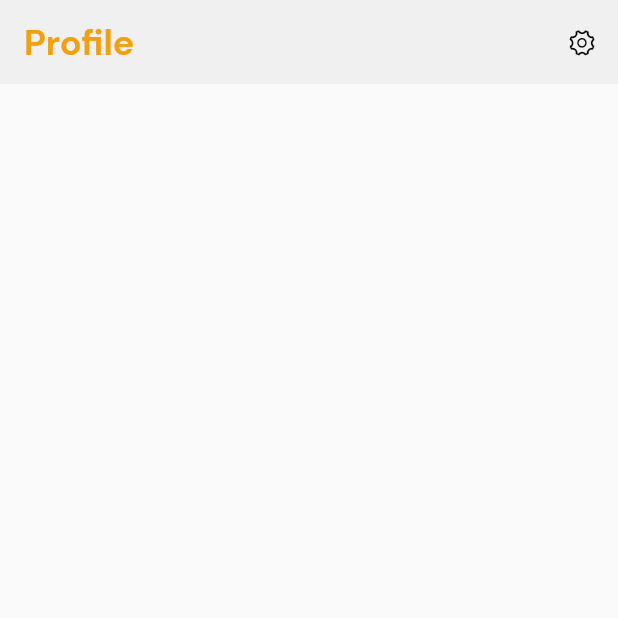
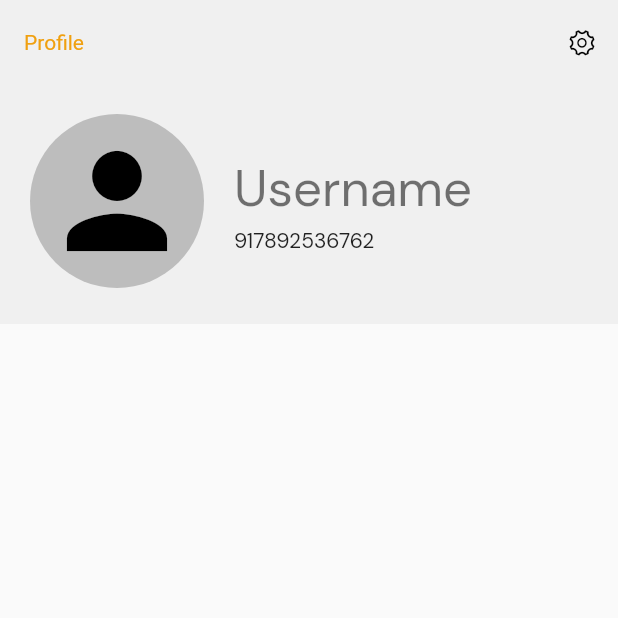
Before and after one commit to ninjaasmoke/ChatMe, a Flutter app: the ProfilePage screen opened directly, on a phone screen of 412 x 824 dp, the top half of it. Run offline on Flutter 3.47's test engine with Material 2 defaults, Android fonts, the phone set to English and light mode, and no system bars.

Commit message:
ProfilePage skeleton

```diff
--- a/lib/Pages/ProfilePage.dart
+++ b/lib/Pages/ProfilePage.dart
@@ -26,6 +26,50 @@ class _ProfilePageState extends State<ProfilePage> {
                 })
           ],
         ),
-    );
+        body: Column(children: [
+          Container(
+            width: MediaQuery.of(context).size.width,
+            color: Theme.of(context).appBarTheme.backgroundColor,
+            child: Row(
+              mainAxisSize: MainAxisSize.max,
+              mainAxisAlignment: MainAxisAlignment.start,
+              children: [
+                Container(
+                  margin: EdgeInsets.fromLTRB(20, 20, 8, 24),
+                  decoration: BoxDecoration(
+                      color: Colors.grey[400],
+                      borderRadius: BorderRadius.circular(100)),
+                  padding: EdgeInsets.all(8),
+                  child: Icon(
+                    Icons.person,
+                    color: Colors.black,
+                    size: 100,
+                  ),
+                ),
+                Padding(
+                  padding: const EdgeInsets.all(12.0),
+                  child: Column(
+                    mainAxisSize: MainAxisSize.min,
+                    mainAxisAlignment: MainAxisAlignment.center,
+                    crossAxisAlignment: CrossAxisAlignment.start,
+                    children: [
+                      Text(
+                        "Username",
+                        style: Theme.of(context).textTheme.headline4,
+                      ),
+                      SizedBox(
+                        height: 4,
+                      ),
+                      Text(
+                        "917892536762",
+                        style: Theme.of(context).textTheme.bodyText1,
+                      ),
+                    ],
+                  ),
+                )
+              ],
+            ),
+          )
+        ]));
   }
 }
--- a/lib/Theme/ThemeDart.dart
+++ b/lib/Theme/ThemeDart.dart
@@ -20,12 +20,7 @@ ThemeData lightTheme = ThemeData(
   pageTransitionsTheme: pageTransitionsTheme,
   appBarTheme: AppBarTheme(
     backgroundColor: Color(0xfff0f0f0),
-    textTheme: TextTheme(
-        headline6: TextStyle(
-            fontFamily: 'DMSans',
-            color: Color(0xfff0a010),
-            fontSize: 24,
-            fontWeight: FontWeight.w700)),
+    textTheme: TextTheme(headline6: TextStyle(color: Color(0xfff0a010))),
     elevation: 0,
   ),
 );
@@ -33,7 +28,7 @@ ThemeData lightTheme = ThemeData(
 ThemeData darkTheme = ThemeData(
   fontFamily: 'DMSans',
   brightness: Brightness.dark,
-  backgroundColor: Color(0xff181818),
+  backgroundColor: Color(0xff121212),
   pageTransitionsTheme: pageTransitionsTheme,
   textTheme: TextTheme(
       bodyText1: TextStyle(
@@ -41,17 +36,19 @@ ThemeData darkTheme = ThemeData(
       ),
       bodyText2: TextStyle(color: Colors.grey),
       subtitle2: TextStyle(color: Colors.grey, fontSize: 12),
+      headline4: TextStyle(
+          color: Colors.grey[100], fontSize: 24, fontWeight: FontWeight.w700),
       headline6: TextStyle(
           fontFamily: 'DMSans',
           color: Color(0xfff0f0f0),
           fontSize: 24,
           fontWeight: FontWeight.w700)),
   iconTheme: IconThemeData(color: Colors.white),
-  scaffoldBackgroundColor: Color(0xff121212),
+  scaffoldBackgroundColor: Color(0xff080808),
   appBarTheme: AppBarTheme(
     elevation: 0,
-    backgroundColor: Color(0xff181818),
+    backgroundColor: Color(0xff121212),
   ),
   bottomNavigationBarTheme:
-      BottomNavigationBarThemeData(backgroundColor: Color(0xff181818)),
+      BottomNavigationBarThemeData(backgroundColor: Color(0xff121212)),
 );
```
Lines whose indentation alone changed are shown as unchanged.
